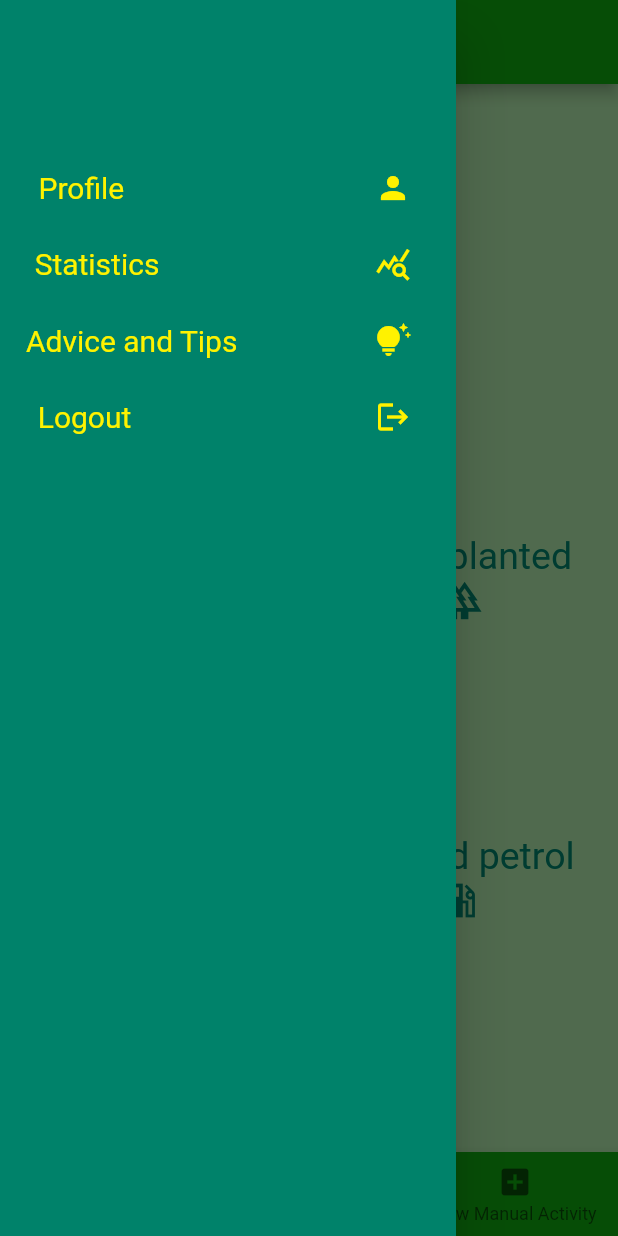
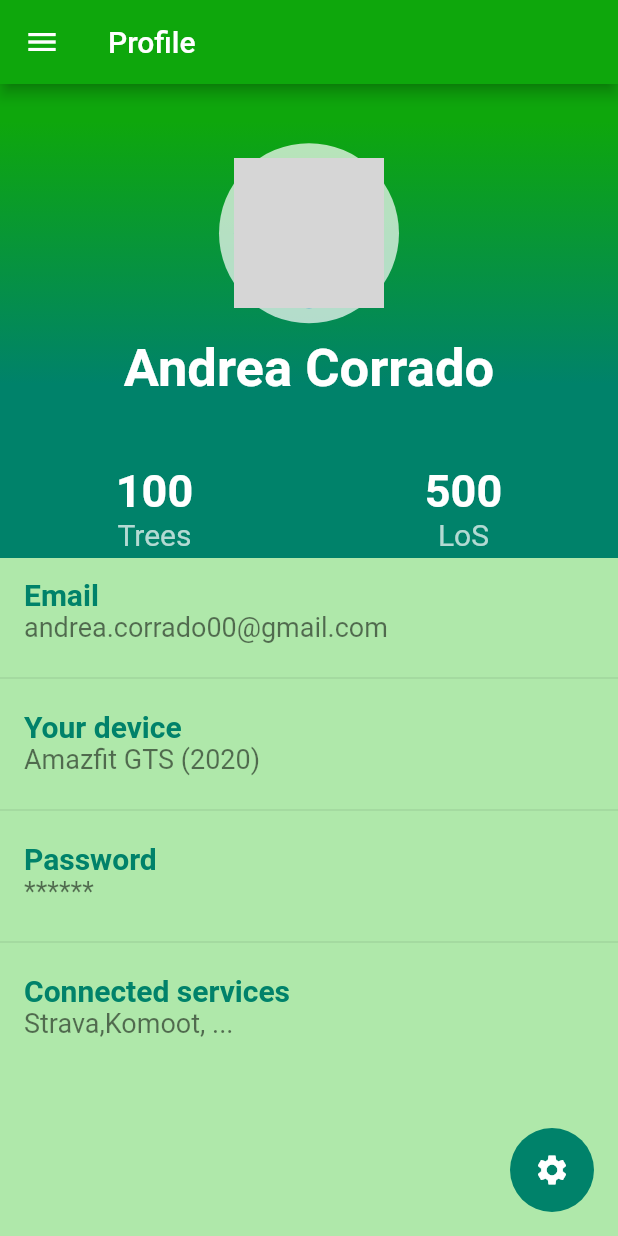
Before and after one commit to AndreaCorrado00/My_project, a Flutter app: the HomePageState screen opened directly, in the side drawer, after a tap on "Profile", on a phone screen of 412 x 824 dp. Run offline on Flutter 3.47's test engine with Material 2 defaults, Android fonts, the phone set to English and light mode, and no system bars; our stand-ins replace flutter_login; missing offline and left inert: profile; Roboto replaces fonts that are missing (Quicksand); grey boxes are pictures that could not be loaded.

Commit message:
Adding profile page

```diff
--- a/my_project/lib/screens/HomePage.dart
+++ b/my_project/lib/screens/HomePage.dart
@@ -3,7 +3,9 @@
 import 'package:flutter/material.dart';
 import 'package:my_project/screens/AddActivity.dart';
 import 'package:my_project/screens/CurrentTarget.dart';
+import 'package:my_project/screens/ProfileScreen.dart';
 import 'package:my_project/screens/constants.dart';
+import 'package:profile/profile.dart';
 
 
 class HomePageState extends StatefulWidget {
@@ -56,7 +58,7 @@ class HomePage extends State<HomePageState>{
               children: [
                 TextButton(
                 style: _TextButtonStyle_Drawer,
-              onPressed: () { },
+              onPressed: (){Navigator.push(context,MaterialPageRoute(builder: (context) => ProfileScreen()));},
               child: const Text('Profile'),),
               Icon(
                   IconData(0xe491, fontFamily: 'MaterialIcons'),
--- /dev/null
+++ b/my_project/lib/screens/ProfileScreen.dart
@@ -0,0 +1,240 @@
+// ignore_for_file: prefer_const_constructors
+
+import 'package:flutter/material.dart';
+import 'package:my_project/screens/constants.dart';
+
+class ProfileScreen extends StatefulWidget {
+ const ProfileScreen ({super.key});
+
+  @override
+  ProfileScreenState createState() => ProfileScreenState();
+}
+
+class ProfileScreenState extends State<ProfileScreen> {
+static const routename = 'ProfileScreen';
+  @override
+  Widget build(BuildContext context) {
+    print('${ProfileScreenState.routename} built');
+    return MaterialApp(
+      title: 'Profile ',
+      home: Scaffold(
+        appBar: AppBar(
+          backgroundColor: primaryColor,
+          title: Text('Profile'),
+          //automaticallyImplyLeading: true,
+
+        ),
+        drawer: Drawer(
+          backgroundColor: secondaryColor,
+
+          // TEMP!!
+          child:const Column(
+            children: [
+              SizedBox(height: 100,),
+              Text('Once completed \nthe home page \ndrower, here copy\n and paste it',),],),),
+
+        backgroundColor: primaryLightColor,
+
+        body: ListView(
+
+          children: <Widget>[
+            Container(
+              height: 250,
+              decoration: const BoxDecoration(
+                gradient: LinearGradient(
+                  colors: [secondaryColor,primaryColor],
+                  begin: Alignment.bottomCenter,
+                  end: Alignment.topCenter,
+                  stops: [0.2, 0.9],
+                ),
+              ),
+
+              child:  Column(
+                crossAxisAlignment: CrossAxisAlignment.center,
+                mainAxisAlignment: MainAxisAlignment.center,
+                children: const <Widget>[
+                  Row(
+                    mainAxisAlignment: MainAxisAlignment.spaceAround,
+                    children: <Widget>[
+                      //const CircleAvatar(
+                        //backgroundColor: secondarylightColor,
+                        //minRadius: 35.0,
+                        //child: Icon(
+                          //Icons.call,
+                          //size: 30.0
+                        //),
+                      //),
+                       CircleAvatar(
+                        backgroundColor: Colors.white70,
+                        minRadius: 60.0,
+                        child: CircleAvatar(
+                          radius: 50.0,
+                          backgroundImage: AssetImage('assets/images/Laurea-13.jpg'),
+                        ),
+                      ),
+                      //CircleAvatar(
+                        //backgroundColor: Colors.red.shade300,
+                        //minRadius: 35.0,
+                        //child: Icon(
+                          //Icons.message,
+                          //size: 30.0
+                        //),
+                      //),
+                    ],
+                  ),
+                  SizedBox(
+                    height: 10,
+                  ),
+                  Text(
+                    'Andrea Corrado',
+                    style: TextStyle(
+                      fontSize: 35,
+                      fontWeight: FontWeight.bold,
+                      color: Colors.white,
+                    ),
+                  ),
+                ],
+              ),
+            ),
+            Row(
+                children: <Widget>[
+                  Expanded(
+                    child: Container(
+                      color: secondaryColor,
+                      child: const  ListTile(
+                        title: Text(
+                          '100',
+                          textAlign: TextAlign.center,
+                          style: TextStyle(
+                            fontWeight: FontWeight.bold,
+                            fontSize: 30,
+                            color: Colors.white,
+                          ),
+                        ),
+                        subtitle: Text(
+                          'Trees',
+                          textAlign: TextAlign.center,
+                          style: TextStyle(
+                            fontSize: 20,
+                            color: Colors.white70,
+                          ),
+                        ),
+                      ),
+                    ),
+                  ),
+                  Expanded(
+                    child: Container(
+                      color: secondaryColor,
+                      child: const ListTile(
+                        title: Text(
+                          '500',
+                          textAlign: TextAlign.center,
+                          style: TextStyle(
+                            fontWeight: FontWeight.bold,
+                            fontSize: 30,
+                            color: Colors.white,
+                          ),
+                        ),
+                        subtitle: Text(
+                          'LoS',
+                          textAlign: TextAlign.center,
+                          style: TextStyle(
+                            fontSize: 20,
+                            color: Colors.white70,
+                          ),
+                        ),
+                      ),
+                    ),
+                  ),
+                ],
+              ),
+
+            Container(
+
+              child: const Column(
+                children: <Widget>[
+                  ListTile(
+                    title: Text(
+                      'Email',
+                      style: TextStyle(
+                        color: secondaryColor,
+                        fontSize: 20,
+                        fontWeight: FontWeight.bold,
+                      ),
+                    ),
+                    subtitle: Text(
+                      'andrea.corrado00@gmail.com',
+                      style: TextStyle(
+                        fontSize: 18
+                      ),
+                    ),
+                  ),
+                  Divider(),
+                  ListTile(
+                    title: Text(
+                      'Your device',
+                      style: TextStyle(
+                        color: secondaryColor,
+                        fontSize: 20,
+                        fontWeight: FontWeight.bold,
+                      ),
+                    ),
+                    subtitle: Text(
+                      'Amazfit GTS (2020)',
+                      style: TextStyle(
+                        fontSize: 18
+                      ),
+                    ),
+                  ),
+                  Divider(),
+                  ListTile(
+                    title: Text(
+                      'Password',
+                      style: TextStyle(
+                        color: secondaryColor,
+                        fontSize: 20,
+                        fontWeight: FontWeight.bold,
+                      ),
+                    ),
+                    subtitle: Text(
+                      '******',
+                      style: TextStyle(
+                        fontSize: 18
+                      ),
+                    ),
+                  ),
+                  Divider(),
+                  ListTile(
+                    title: Text(
+                      'Connected services',
+                      style: TextStyle(
+                        color: secondaryColor,
+                        fontSize: 20,
+                        fontWeight: FontWeight.bold,
+                      ),
+                    ),
+                    subtitle: Text(
+                      'Strava,Komoot, ...',
+                      style: TextStyle(
+                        fontSize: 18
+                      ),
+                    ),
+                  ),
+                ],
+
+              ),
+            )
+          ],
+        ),
+          floatingActionButton: FloatingActionButton(
+          child: const Icon(Icons.settings),
+          onPressed: () {},
+          backgroundColor: secondaryColor,
+          elevation: 0.0,
+          splashColor: primaryLightColor,
+          ),
+    floatingActionButtonLocation:FloatingActionButtonLocation.endFloat,
+      ),
+    );
+  }
+}
--- a/my_project/pubspec.yaml
+++ b/my_project/pubspec.yaml
@@ -33,11 +33,15 @@ dependencies:
 
 
 
+
   # The following adds the Cupertino Icons font to your application.
   # Use with the CupertinoIcons class for iOS style icons.
   cupertino_icons: ^1.0.2
   flutter_login: ^4.1.1
   syncfusion_flutter_charts: ^21.1.38
+  profile: ^0.0.1
+
+
 
 dev_dependencies:
   flutter_test:
@@ -65,6 +69,8 @@ flutter:
   # assets:
   #   - images/a_dot_burr.jpeg
   #   - images/a_dot_ham.jpeg
+  assets:
+    - assets/images/Laurea-13.jpg
 
   # An image asset can refer to one or more resolution-specific "variants", see
   # https://flutter.dev/assets-and-images/#resolution-aware
```
Also changed, not shown: my_project/pubspec.lock, 1 other file.
